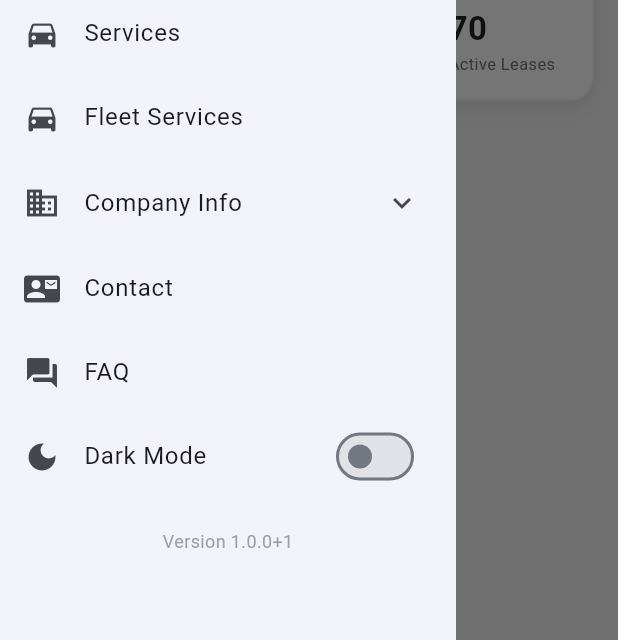
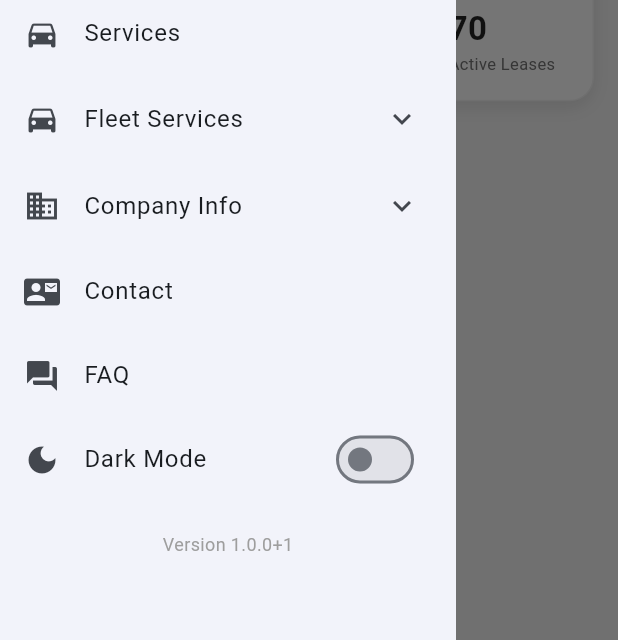
Before and after one commit to HASANALBANNA2024/gulfdrive, a Flutter app: the screen it shows after launch, with the side drawer open, on a phone screen of 412 x 824 dp. Shown: the part 346-986 px from the top of the screen. Run offline on Flutter 3.47's test engine with Material 3 defaults, Android fonts, the phone set to English and light mode, and no system bars; our stand-ins replace supabase_flutter; accounts and stored records are empty.

Commit message:
fleet catelog drawer item

```diff
--- a/lib/screens/dashboard.dart
+++ b/lib/screens/dashboard.dart
@@ -60,8 +60,8 @@ class Dashboard extends StatelessWidget {
                           }
 
                           return Wrap(
-                            spacing: 16, // কার্ডের মাঝে হরিজন্টাল স্পেস
-                            runSpacing: 16, // কার্ডের মাঝে ভার্টিকাল স্পেস
+                            spacing: 16,
+                            runSpacing: 16,
                             children: cars.map((car) {
                               return SizedBox(
                                 width: cardWidth,
--- a/lib/widgets/app_menu.dart
+++ b/lib/widgets/app_menu.dart
@@ -1,14 +1,32 @@
 import 'package:flutter/material.dart';
+import 'package:gulfdrive/database_service/supabase_service.dart';
 import 'package:gulfdrive/widgets/contact_us_page.dart';
 import 'package:gulfdrive/widgets/faq_page.dart';
 import 'package:gulfdrive/widgets/services_screen.dart';
 import 'package:gulfdrive/widgets/terms_conditions_page.dart';
 
 import '../abouts/about_screen.dart';
+import '../screens/car_details_screen.dart';
 import '../theme/app_theme.dart';
 
-class AppMenu extends StatelessWidget {
+class AppMenu extends StatefulWidget {
   const AppMenu({super.key});
+
+  @override
+  State<AppMenu> createState() => _AppMenuState();
+}
+
+class _AppMenuState extends State<AppMenu> {
+  final SupabaseService _supabaseService = SupabaseService();
+  late Future<List<Map<String, dynamic>>> _carsFuture;
+
+  @override
+  void initState() {
+    super.initState();
+
+    /// data load call
+    _carsFuture = _supabaseService.fetchData('cars');
+  }
 
   @override
   Widget build(BuildContext context) {
@@ -21,16 +39,12 @@ class AppMenu extends StatelessWidget {
             image: DecorationImage(
               image: AssetImage('assets/images/background_header.jpg'),
               fit: BoxFit.cover,
-              colorFilter: ColorFilter.mode(
-                Colors.black45,
-                BlendMode.darken,
-              ), // ইমেজটা একটু ডার্ক করলে টেক্সট ভালো ফুটে উঠবে
+              colorFilter: ColorFilter.mode(Colors.black45, BlendMode.darken),
             ),
           ),
           child: Column(
-            mainAxisAlignment:
-                MainAxisAlignment.end, // টেক্সট একদম নিচে চলে যাবে
-            crossAxisAlignment: CrossAxisAlignment.start, // বাম দিকে থাকবে
+            mainAxisAlignment: MainAxisAlignment.end,
+            crossAxisAlignment: CrossAxisAlignment.start,
             children: [
               Text(
                 'GulfDrive',
@@ -56,9 +70,48 @@ class AppMenu extends StatelessWidget {
           );
         }),
 
-        _buildListTile(context, "Fleet Services", Icons.directions_car, () {
-          // Navigator.push(context, MaterialPageRoute(builder: (context) => const FleetPage()));
-        }),
+        ///dynamic future builder
+        FutureBuilder<List<Map<String, dynamic>>>(
+          future: _carsFuture,
+          builder: (context, snapshot) {
+            if (snapshot.connectionState == ConnectionState.waiting) {
+              return const ListTile(
+                leading: Icon(Icons.directions_car),
+                title: Text("Loading Fleet..."),
+              );
+            }
+            if (snapshot.hasError) {
+              return const ListTile(
+                leading: Icon(Icons.error),
+                title: Text("Error loading"),
+              );
+            }
+
+            final cars = snapshot.data ?? [];
+
+            return ExpansionTile(
+              leading: const Icon(Icons.directions_car),
+              title: const Text("Fleet Services"),
+              children: cars.map((car) {
+                return ListTile(
+                  contentPadding: const EdgeInsets.only(left: 50),
+                  title: Text(car['name'] ?? 'Unknown Car'),
+                  onTap: () async {
+                    if (MediaQuery.of(context).size.width < 900) {
+                      Navigator.pop(context);
+                      await Future.delayed(const Duration(milliseconds: 250));
+                    }
+                    Navigator.of(context, rootNavigator: true).push(
+                      MaterialPageRoute(
+                        builder: (context) => CarDetailsScreen(car: car),
+                      ),
+                    );
+                  },
+                );
+              }).toList(),
+            );
+          },
+        ),
 
         ExpansionTile(
           leading: const Icon(Icons.business),
@@ -79,7 +132,6 @@ class AppMenu extends StatelessWidget {
           ],
         ),
 
-        // _buildListTile(context, "Pricing", Icons.price_change, () {}),
         _buildListTile(context, "Contact", Icons.contact_mail, () {
           Navigator.of(context, rootNavigator: true).push(
             MaterialPageRoute(builder: (context) => const ContactUsPage()),
@@ -117,7 +169,6 @@ class AppMenu extends StatelessWidget {
     );
   }
 
-  /// মেনু আইটেম নেভিগেশন হ্যান্ডলার
   Widget _buildListTile(
     BuildContext context,
     String title,
@@ -128,7 +179,6 @@ class AppMenu extends StatelessWidget {
       leading: Icon(icon),
       title: Text(title),
       onTap: () async {
-        // ছোট স্ক্রিনে ড্রয়ার ক্লোজ হওয়া নিশ্চিত করার জন্য ডিলে
         if (MediaQuery.of(context).size.width < 900) {
           Navigator.pop(context);
           await Future.delayed(const Duration(milliseconds: 250));
@@ -138,7 +188,6 @@ class AppMenu extends StatelessWidget {
     );
   }
 
-  /// সাব-মেনু আইটেম নেভিগেশন হ্যান্ডলার
   Widget _buildSubMenu(BuildContext context, String title, VoidCallback onTap) {
     return ListTile(
       contentPadding: const EdgeInsets.only(left: 50),
--- a/lib/widgets/car_card.dart
+++ b/lib/widgets/car_card.dart
@@ -55,6 +55,10 @@ class CarCard extends StatelessWidget {
                   Icons.local_gas_station,
                   car['fuel_type'] ?? 'N/A',
                 ),
+                _buildFeatureRow(
+                  Icons.ac_unit,
+                  (car['ac_status'] == true) ? 'AC: Yes' : 'AC: No',
+                ),
                 const SizedBox(height: 20),
                 SizedBox(
                   width: double.infinity,
```
Also changed, not shown: lib/screens/car_details_screen.dart (+5 -4 lines).
